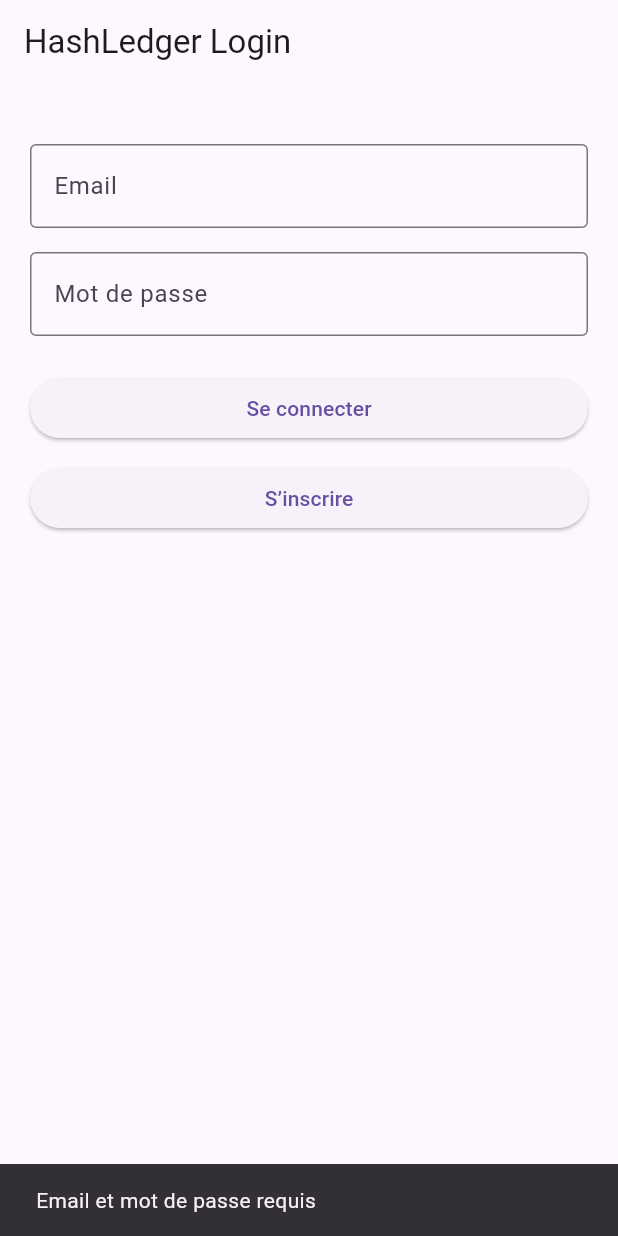
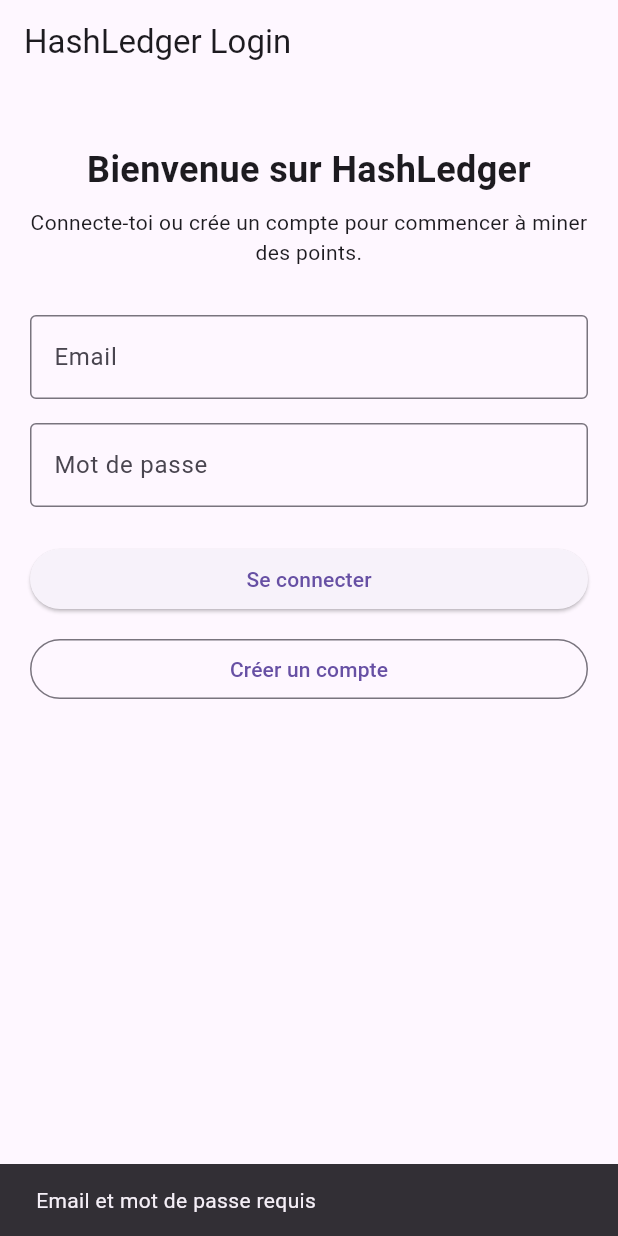
Before and after one commit to amineze1605-cloud/hashledger-flutter, a Flutter app: the screen it shows after launch, after a tap on "Se connecter", on a phone screen of 412 x 824 dp. Run offline on Flutter 3.47's test engine with Material 3 defaults, Android fonts, the phone set to English and light mode, and no system bars; our stand-ins replace shared_preferences; accounts and stored records are empty.

Commit message:
Update login_screen.dart

```diff
--- a/lib/screens/login_screen.dart
+++ b/lib/screens/login_screen.dart
@@ -20,12 +20,30 @@
   Future<void> handleAuth(bool isLogin) async {
     if (loading) return;
 
-    final email = emailController.text.trim();
+    FocusScope.of(context).unfocus();
+
+    final email = emailController.text.trim().toLowerCase();
     final password = passwordController.text;
 
     if (email.isEmpty || password.isEmpty) {
       ScaffoldMessenger.of(context).showSnackBar(
         const SnackBar(content: Text("Email et mot de passe requis")),
+      );
+      return;
+    }
+
+    if (!email.contains("@")) {
+      ScaffoldMessenger.of(context).showSnackBar(
+        const SnackBar(content: Text("Email invalide")),
+      );
+      return;
+    }
+
+    if (password.length < 6) {
+      ScaffoldMessenger.of(context).showSnackBar(
+        const SnackBar(
+          content: Text("Le mot de passe doit contenir au moins 6 caractères"),
+        ),
       );
       return;
     }
@@ -42,7 +60,9 @@
       }
     } catch (e) {
       if (!mounted) return;
+
       setState(() => loading = false);
+
       ScaffoldMessenger.of(context).showSnackBar(
         const SnackBar(content: Text("Erreur réseau")),
       );
@@ -55,12 +75,29 @@
 
     if (data.containsKey("error")) {
       ScaffoldMessenger.of(context).showSnackBar(
-        SnackBar(content: Text(data["error"])),
+        SnackBar(content: Text(data["error"].toString())),
       );
       return;
     }
 
-    final user = UserModel.fromJson(data["user"], data["token"]);
+    if (!data.containsKey("token") || !data.containsKey("user")) {
+      ScaffoldMessenger.of(context).showSnackBar(
+        const SnackBar(content: Text("Réponse serveur invalide")),
+      );
+      return;
+    }
+
+    final token = data["token"];
+    final userData = data["user"];
+
+    if (token == null || userData == null) {
+      ScaffoldMessenger.of(context).showSnackBar(
+        const SnackBar(content: Text("Token ou utilisateur manquant")),
+      );
+      return;
+    }
+
+    final user = UserModel.fromJson(userData, token.toString());
 
     await StorageService.saveToken(user.token);
 
@@ -94,26 +131,52 @@
             crossAxisAlignment: CrossAxisAlignment.stretch,
             children: [
               const SizedBox(height: 20),
+
+              const Text(
+                "Bienvenue sur HashLedger",
+                textAlign: TextAlign.center,
+                style: TextStyle(
+                  fontSize: 24,
+                  fontWeight: FontWeight.bold,
+                ),
+              ),
+
+              const SizedBox(height: 8),
+
+              const Text(
+                "Connecte-toi ou crée un compte pour commencer à miner des points.",
+                textAlign: TextAlign.center,
+              ),
+
+              const SizedBox(height: 32),
+
               TextField(
                 controller: emailController,
                 keyboardType: TextInputType.emailAddress,
                 autocorrect: false,
+                textInputAction: TextInputAction.next,
                 decoration: const InputDecoration(
                   labelText: "Email",
                   border: OutlineInputBorder(),
                 ),
               ),
+
               const SizedBox(height: 16),
+
               TextField(
                 controller: passwordController,
                 obscureText: true,
                 autocorrect: false,
+                textInputAction: TextInputAction.done,
                 decoration: const InputDecoration(
                   labelText: "Mot de passe",
                   border: OutlineInputBorder(),
                 ),
+                onSubmitted: (_) => handleAuth(true),
               ),
+
               const SizedBox(height: 24),
+
               if (loading)
                 const Center(child: CircularProgressIndicator())
               else
@@ -125,9 +188,9 @@
                       child: const Text("Se connecter"),
                     ),
                     const SizedBox(height: 12),
-                    ElevatedButton(
+                    OutlinedButton(
                       onPressed: () => handleAuth(false),
-                      child: const Text("S’inscrire"),
+                      child: const Text("Créer un compte"),
                     ),
                   ],
                 ),
```
